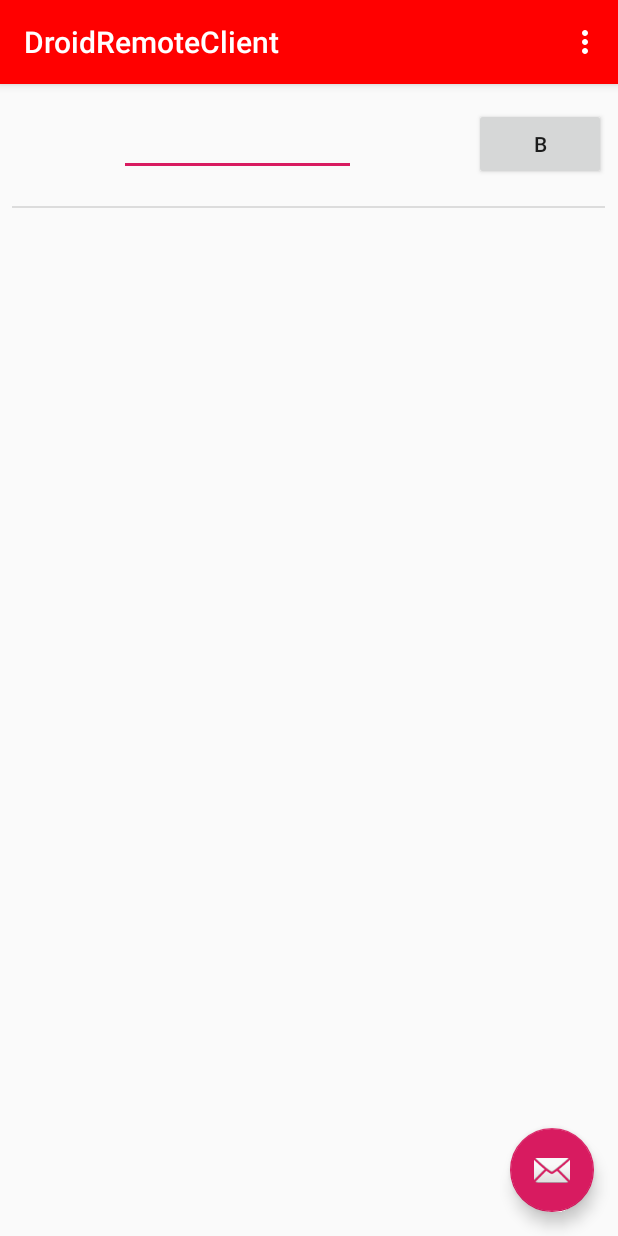
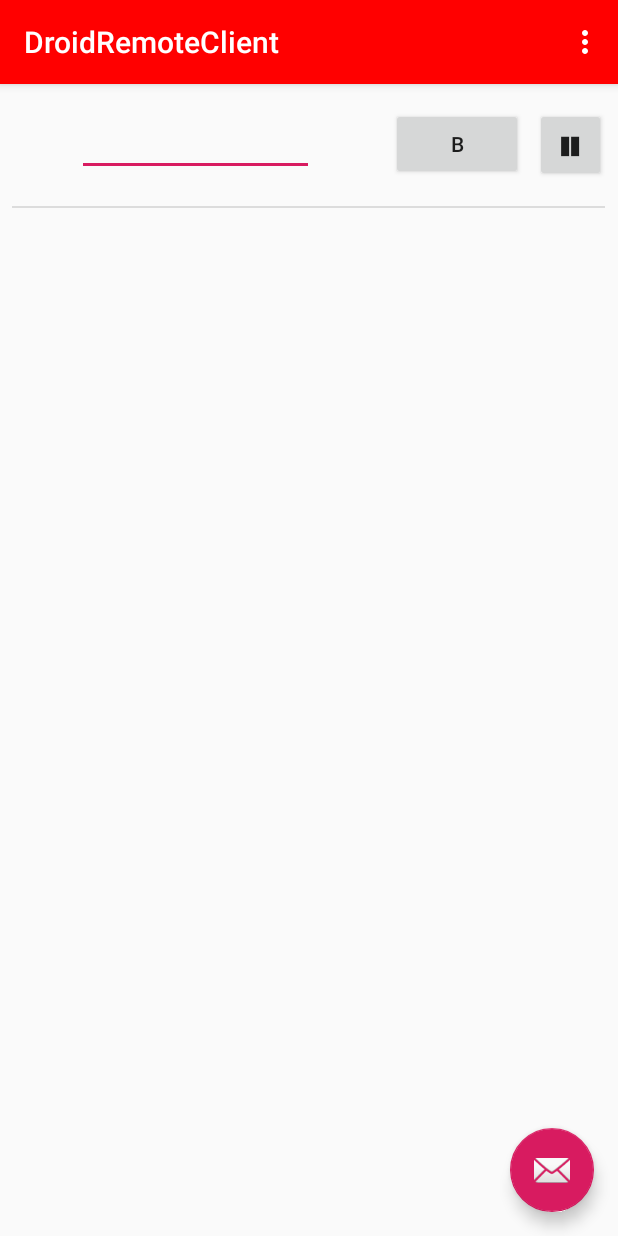
Before and after one commit to cuzynot/DroidRemote, an Android app: the screen it shows after launch (MainActivity), in the options menu, after a tap on "Settings", on a phone screen of 412 x 824 dp. Run offline under Robolectric (Android 15) with nearby library versions, the phone set to English and light mode, and no system bars.

Commit message:
introduced pause button

```diff
--- a/DroidRemoteClient/app/src/main/java/com/example/droidremoteclient/MainActivity.java
+++ b/DroidRemoteClient/app/src/main/java/com/example/droidremoteclient/MainActivity.java
@@ -47,15 +47,13 @@ public class MainActivity extends AppCompatActivity implements SensorEventListen
     private final float[] magnetometerReading = new float[3];
     private final float[] rotationMatrix = new float[9];
     private final float[] orientationAngles = new float[3];
-    private final float[] gyroscopeReading = new float[3];
 
     // UI
     private EditText ipField;
-    private Button activationButton;
     private Toolbar toolbar;
 
     // other vars
-    private boolean isActive = true;
+    private boolean pausePressed = false;
     private final int DELAY = 20;
     private String fileString = "record.txt";
 
@@ -65,17 +63,10 @@ public class MainActivity extends AppCompatActivity implements SensorEventListen
 
         setContentView(R.layout.activity_main);
 
+        // initialize sensors
+        initSensors();
 
-        FloatingActionButton fab = findViewById(R.id.fab);
-        fab.setOnClickListener(new View.OnClickListener() {
-            @Override
-            public void onClick(View view) {
-                Snackbar.make(view, "oops came with 'basic activity'", Snackbar.LENGTH_LONG)
-                        .setAction("Action", null).show();
-            }
-        });
-
-        initSensors();
+        // initialize ui components
         initUI();
     }
 
@@ -93,26 +84,25 @@ public class MainActivity extends AppCompatActivity implements SensorEventListen
             sensorManager.registerListener(this, magneticField,
                     SensorManager.SENSOR_DELAY_NORMAL, SensorManager.SENSOR_DELAY_UI);
         }
-        Sensor gyroscope = sensorManager.getDefaultSensor(Sensor.TYPE_GYROSCOPE);
-        if (gyroscope != null) {
-            sensorManager.registerListener(this, gyroscope,
-                    SensorManager.SENSOR_DELAY_NORMAL, SensorManager.SENSOR_DELAY_UI);
-        }
     }
 
     private void initUI(){
+        // ip address field
         ipField = findViewById(R.id.ipField);
-        activationButton = findViewById(R.id.activationButton);
-        // curStatus = findViewById(R.id.curStatus);
+        // initialize ip field text as previous ip address
+        ipField.setText(readFromFile());
 
+        // buttons
+        Button connectButton = findViewById(R.id.connectButton);
+        Button pauseButton = findViewById(R.id.pauseButton);
+
+        // toolbar
         toolbar = findViewById(R.id.toolbar);
         setSupportActionBar(toolbar);
         toolbar.setBackgroundColor(Color.BLACK);
 
-        // initialize ip field text as previous ip address
-        ipField.setText(readFromFile());
-
-        activationButton.setOnClickListener(new View.OnClickListener(){
+        // connect button click listener
+        connectButton.setOnClickListener(new View.OnClickListener(){
             @Override
             public void onClick(View view) {
                 // get new ip address
@@ -124,6 +114,20 @@ public class MainActivity extends AppCompatActivity implements SensorEventListen
 
                 // initialize thread
                 initThread();
+            }
+        });
+
+        // pause button click listener
+        pauseButton.setOnClickListener(new View.OnClickListener(){
+            @Override
+            public void onClick(View view) {
+                pausePressed = !pausePressed;
+
+                if (pausePressed) {
+                    toolbar.setBackgroundColor(Color.GRAY);
+                } else {
+                    toolbar.setBackgroundColor(Color.GREEN);
+                }
             }
         });
     }
@@ -196,8 +200,6 @@ public class MainActivity extends AppCompatActivity implements SensorEventListen
             System.arraycopy(event.values, 0, accelerometerReading, 0, accelerometerReading.length);
         } else if (event.sensor.getType() == Sensor.TYPE_MAGNETIC_FIELD) {
             System.arraycopy(event.values, 0, magnetometerReading, 0, magnetometerReading.length);
-        } else if (event.sensor.getType() == Sensor.TYPE_GYROSCOPE){
-            System.arraycopy(event.values, 0, gyroscopeReading, 0, gyroscopeReading.length);
         }
 
         // Update rotation matrix, which is needed to update orientation angles.
@@ -238,14 +240,21 @@ public class MainActivity extends AppCompatActivity implements SensorEventListen
             // connected successfully
             toolbar.setBackgroundColor(Color.GREEN);
 
-            while (isActive) {
-                sendMsg("z " + orientationAngles[0]);
-                sendMsg("x " + orientationAngles[1]);
-                sendMsg("y " + orientationAngles[2]);
+            while (true) {
+
+                if (!pausePressed) {
+                    sendMsg("i 1");
+                    sendMsg("z " + orientationAngles[0]);
+                    sendMsg("x " + orientationAngles[1]);
+                    sendMsg("y " + orientationAngles[2]);
 
 //                sendMsg("a " + gyroscopeReading[0]);
 //                sendMsg("b " + gyroscopeReading[1]);
 //                sendMsg("g " + gyroscopeReading[2]);
+
+                } else {
+                    sendMsg("i 0");
+                }
 
                 try {
                     Thread.sleep(DELAY);
--- a/DroidRemoteClient/app/src/main/res/layout/content_main.xml
+++ b/DroidRemoteClient/app/src/main/res/layout/content_main.xml
@@ -22,13 +22,13 @@
         app:layout_constraintTop_toBottomOf="@+id/ipField" />
 
     <Button
-        android:id="@+id/activationButton"
+        android:id="@+id/connectButton"
         android:layout_width="wrap_content"
         android:layout_height="wrap_content"
         android:layout_marginTop="16dp"
         android:layout_marginEnd="8dp"
         android:text="B"
-        app:layout_constraintEnd_toEndOf="parent"
+        app:layout_constraintEnd_toStartOf="@+id/pauseButton"
         app:layout_constraintTop_toTopOf="parent" />
 
     <EditText
@@ -41,8 +41,18 @@
         android:ems="10"
         android:inputType="textPersonName"
         android:text="IP Address"
-        app:layout_constraintEnd_toStartOf="@+id/activationButton"
+        app:layout_constraintEnd_toStartOf="@+id/connectButton"
         app:layout_constraintStart_toStartOf="parent"
         app:layout_constraintTop_toTopOf="parent" />
 
+    <Button
+        android:id="@+id/pauseButton"
+        android:layout_width="47dp"
+        android:layout_height="49dp"
+        android:layout_marginTop="16dp"
+        android:layout_marginEnd="8dp"
+        android:text="❚❚"
+        app:layout_constraintEnd_toEndOf="parent"
+        app:layout_constraintTop_toTopOf="parent" />
+
 </androidx.constraintlayout.widget.ConstraintLayout>
```
Also changed, not shown: 4 other files.
